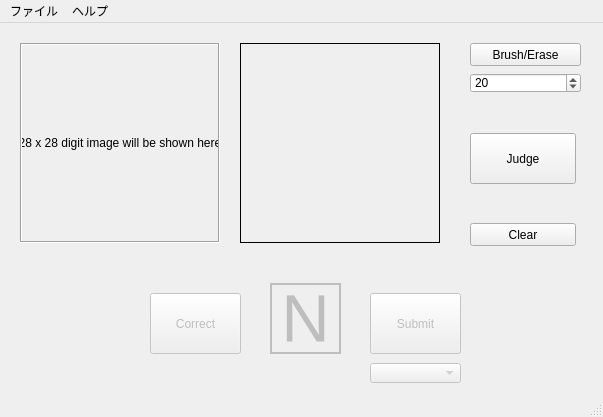
matsu490/MNISTer, file mainUI.ui: the form before one commit.
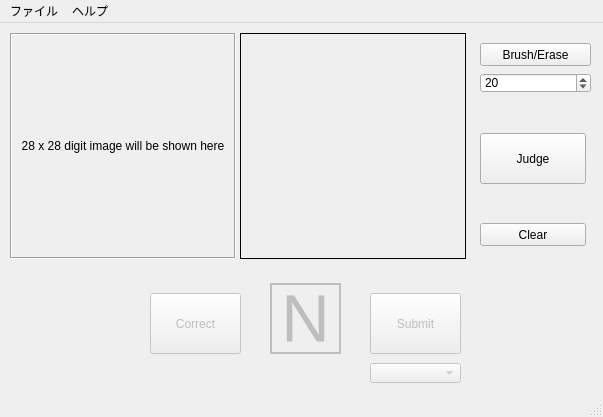
The form after the commit.

Commit message: resized drawing board to fit it to a multiple of 28

```diff
--- a/mainUI.ui
+++ b/mainUI.ui
@@ -48,9 +48,9 @@
     <property name="geometry">
      <rect>
       <x>240</x>
-      <y>20</y>
-      <width>200</width>
-      <height>200</height>
+      <y>10</y>
+      <width>226</width>
+      <height>226</height>
      </rect>
     </property>
     <property name="frameShape">
@@ -68,7 +68,7 @@
    <widget class="QPushButton" name="ClearButton">
     <property name="geometry">
      <rect>
-      <x>470</x>
+      <x>480</x>
       <y>200</y>
       <width>106</width>
       <height>23</height>
@@ -81,7 +81,7 @@
    <widget class="QSpinBox" name="ThicknessSpinner">
     <property name="geometry">
      <rect>
-      <x>470</x>
+      <x>480</x>
       <y>50</y>
       <width>111</width>
       <height>20</height>
@@ -100,7 +100,7 @@
    <widget class="QPushButton" name="JudgeButton">
     <property name="geometry">
      <rect>
-      <x>470</x>
+      <x>480</x>
       <y>110</y>
       <width>106</width>
       <height>51</height>
@@ -113,7 +113,7 @@
    <widget class="QPushButton" name="BrushButton">
     <property name="geometry">
      <rect>
-      <x>470</x>
+      <x>480</x>
       <y>20</y>
       <width>111</width>
       <height>23</height>
@@ -183,10 +183,10 @@
    <widget class="QLabel" name="label">
     <property name="geometry">
      <rect>
-      <x>20</x>
-      <y>20</y>
-      <width>200</width>
-      <height>200</height>
+      <x>10</x>
+      <y>10</y>
+      <width>226</width>
+      <height>226</height>
      </rect>
     </property>
     <property name="frameShape">
```
The commit also changes 1 other file.
